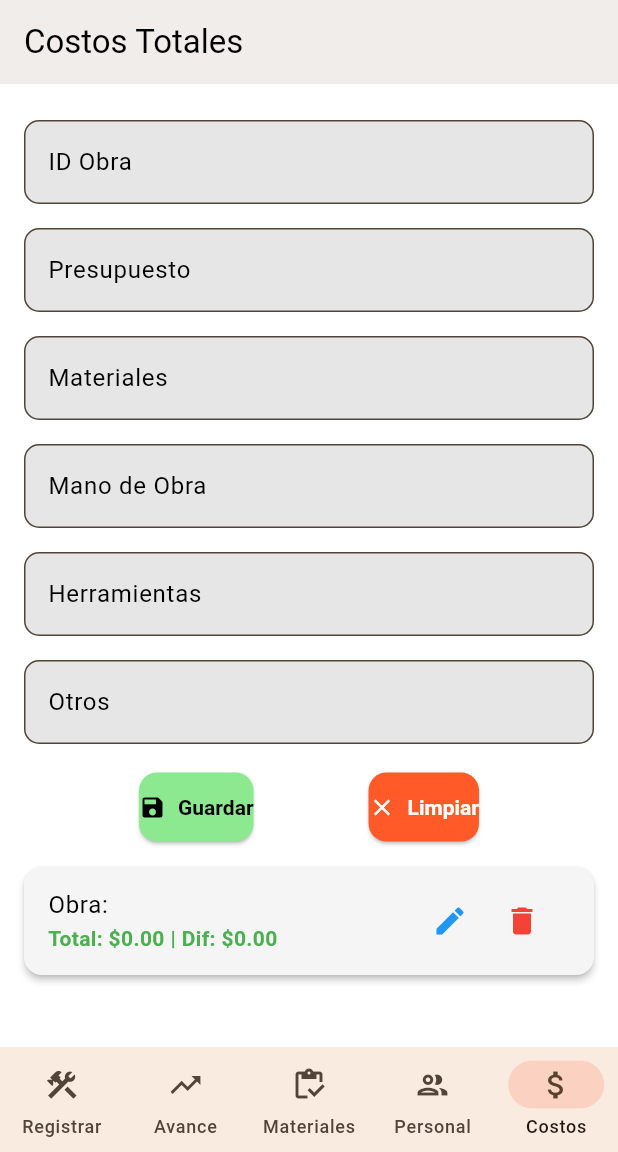
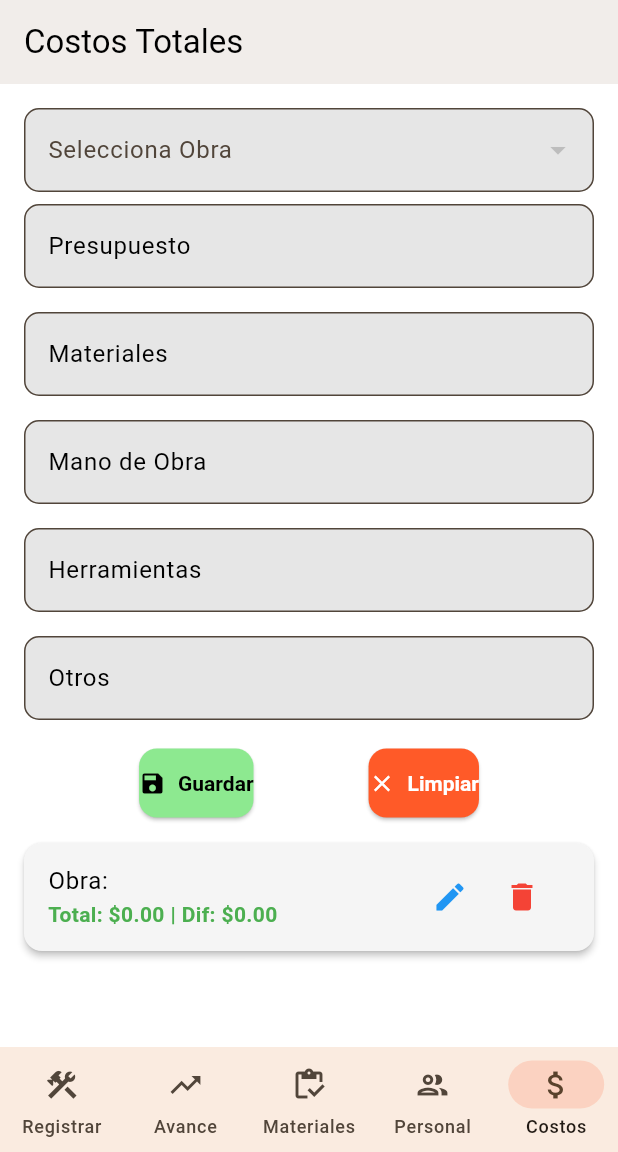
Before and after one commit to Peter16Xo/app_construccion, a Flutter app: the MyHomePageVentanaPrincipal screen opened directly, item 5 of the bottom bar chosen, after a tap on "Guardar", on a phone screen of 412 x 824 dp, the part 84-1236 px from its top. Run offline on Flutter 3.47's test engine with Material 3 defaults, Android fonts, the light colour scheme and no system bars.

Commit message:
Agregado dropdown de obras y conexión con Costos Totales

```diff
--- a/lib/modulo_costos_totales/screens/costos_totales_screen.dart
+++ b/lib/modulo_costos_totales/screens/costos_totales_screen.dart
@@ -3,12 +3,17 @@ import '../models/costo_total.dart';
 import '../widgets/campo_texto.dart';
 
 class CostosTotalesScreen extends StatefulWidget {
+  final List<Map<String, dynamic>> obras;
+
+  const CostosTotalesScreen({super.key, required this.obras});
+
   @override
   _CostosTotalesScreenState createState() => _CostosTotalesScreenState();
 }
 
 class _CostosTotalesScreenState extends State<CostosTotalesScreen> {
-  final TextEditingController idObraController = TextEditingController();
+  String? obraSeleccionada;
+
   final TextEditingController presupuestoController = TextEditingController();
   final TextEditingController materialesController = TextEditingController();
   final TextEditingController manoObraController = TextEditingController();
@@ -20,7 +25,7 @@ class _CostosTotalesScreenState extends State<CostosTotalesScreen> {
 
   void guardarRegistro() {
     final nuevo = CostoTotal(
-      idObra: idObraController.text,
+      idObra: obraSeleccionada ?? '',
       presupuesto: double.tryParse(presupuestoController.text) ?? 0,
       materiales: double.tryParse(materialesController.text) ?? 0,
       manoObra: double.tryParse(manoObraController.text) ?? 0,
@@ -40,7 +45,7 @@ class _CostosTotalesScreenState extends State<CostosTotalesScreen> {
 
   void editarRegistro(int index) {
     final c = listaCostos[index];
-    idObraController.text = c.idObra;
+    obraSeleccionada = c.idObra;
     presupuestoController.text = c.presupuesto.toString();
     materialesController.text = c.materiales.toString();
     manoObraController.text = c.manoObra.toString();
@@ -59,7 +64,7 @@ class _CostosTotalesScreenState extends State<CostosTotalesScreen> {
   }
 
   void limpiarCampos() {
-    idObraController.clear();
+    obraSeleccionada = null;
     presupuestoController.clear();
     materialesController.clear();
     manoObraController.clear();
@@ -82,7 +87,30 @@ class _CostosTotalesScreenState extends State<CostosTotalesScreen> {
         padding: const EdgeInsets.all(16),
         child: Column(
           children: [
-            campoTexto("ID Obra", idObraController),
+            DropdownButtonFormField<String>(
+              value: obraSeleccionada,
+              decoration: InputDecoration(
+                labelText: 'Selecciona Obra',
+                filled: true,
+                fillColor: Color.fromARGB(255, 230, 230, 230),
+                border: OutlineInputBorder(
+                  borderRadius: BorderRadius.circular(10),
+                ),
+              ),
+              items: widget.obras.map((obra) {
+                final numero = obra['numero'].toString();
+                final nombre = obra['nombre'];
+                return DropdownMenuItem<String>(
+                  value: numero,
+                  child: Text('$nombre (Obra #$numero)'),
+                );
+              }).toList(),
+              onChanged: (valor) {
+                setState(() {
+                  obraSeleccionada = valor;
+                });
+              },
+            ),
             campoTexto("Presupuesto", presupuestoController),
             campoTexto("Materiales", materialesController),
             campoTexto("Mano de Obra", manoObraController),
--- a/lib/ventanaprincipal.dart
+++ b/lib/ventanaprincipal.dart
@@ -3,8 +3,8 @@ import 'RegistrObra/registrarobra.dart';
 import 'avanceObra.dart';
 import 'MaterialesUsados/registrarmaterialesusados.dart';
 import 'personalAsignado.dart';
+import 'login.dart';
 import 'modulo_costos_totales/screens/costos_totales_screen.dart';
-import 'login.dart';
 
 class MyHomePageVentanaPrincipal extends StatefulWidget {
   const MyHomePageVentanaPrincipal({super.key});
@@ -23,7 +23,7 @@ class _MyHomePageVentanaPrincipalState
     AvanceObraPage(),
     RegistrarMaterialesUsadosPage(obras: RegistrarObraPage.obras),
     PersonalAsignadoPage(),
-    CostosTotalesScreen(),
+    CostosTotalesScreen(obras: RegistrarObraPage.obras),
 
   ];
 
```
